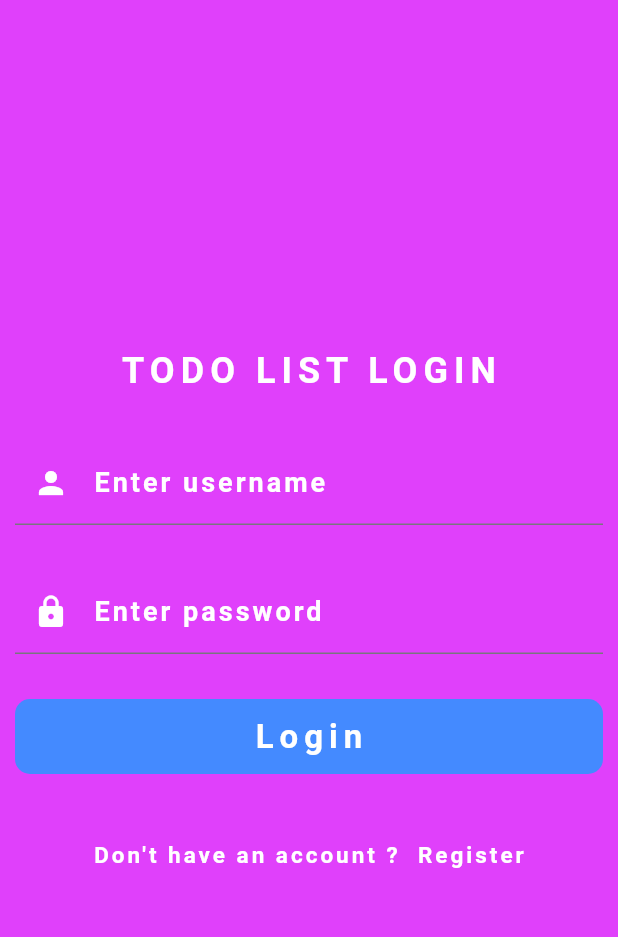
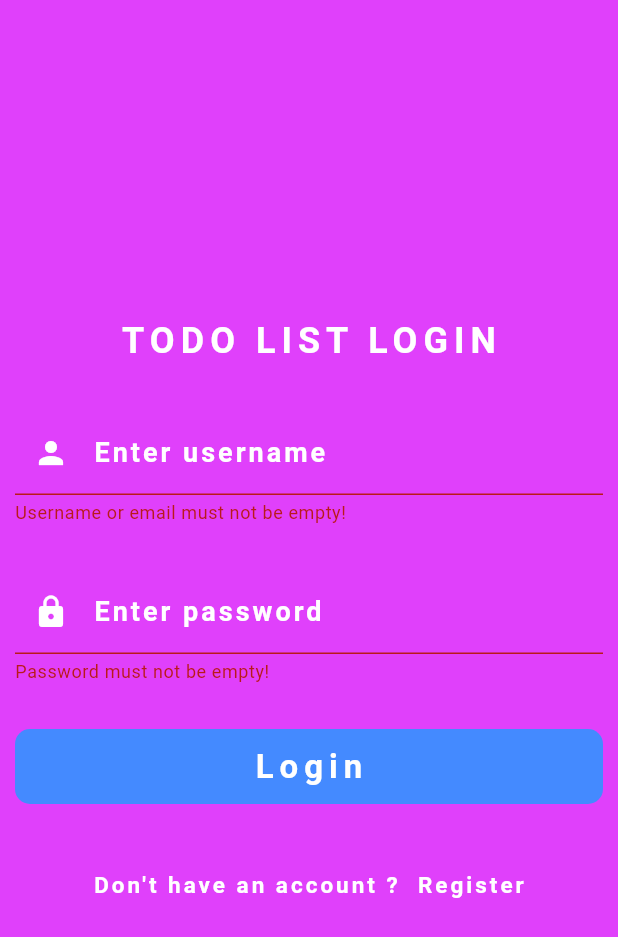
Before and after one commit to tajutechgh/todo_app, a Flutter app: the screen it shows after launch, after a tap on "Login", on a phone screen of 412 x 824 dp. Shown: the top 937 px of the screen. Run offline on Flutter 3.47's test engine with Material 3 defaults, Android fonts, the phone set to English and light mode, and no system bars; our stand-ins replace get, shared_preferences.

Commit message:
added login and logout functionalities

```diff
--- a/lib/main.dart
+++ b/lib/main.dart
@@ -1,4 +1,5 @@
 import 'package:flutter/material.dart';
+import 'package:get/get.dart';
 import 'package:todo_app/screens/auth/login_screen.dart';
 import 'package:todo_app/screens/home_screen.dart';
 import 'package:todo_app/services/auth_service.dart';
@@ -20,7 +21,7 @@ class MyApp extends StatelessWidget {
 
   @override
   Widget build(BuildContext context) {
-    return MaterialApp(
+    return GetMaterialApp(
 
       title: 'Todo List Application',
 
--- a/lib/models/user.dart
+++ b/lib/models/user.dart
@@ -1,15 +1,20 @@
 class User{
 
-  final String name;
-  final String username;
-  final String email;
-  final String password;
+  String? name;
+  String? username;
+  String? email;
+  String? password;
 
-  User({
+  User.register({
     required this.name,
     required this.username,
     required this.email,
     required this.password
+  });
+
+  User.login({
+    required this.username,
+    required this.password,
   });
 
   Map<String, dynamic> toLoginJson() {
--- a/lib/screens/auth/login_screen.dart
+++ b/lib/screens/auth/login_screen.dart
@@ -1,5 +1,10 @@
 import 'package:flutter/material.dart';
+import 'package:get/get.dart';
 import 'package:todo_app/screens/auth/register_screen.dart';
+import 'package:todo_app/services/auth_service.dart';
+
+import '../../models/user.dart';
+import '../home_screen.dart';
 
 class LoginScreen extends StatefulWidget {
   const LoginScreen({super.key});
@@ -11,9 +16,60 @@ class LoginScreen extends StatefulWidget {
 class _LoginScreenState extends State<LoginScreen> {
 
   final GlobalKey<FormState> _formKey = GlobalKey<FormState>();
-
+  bool _isLoading = false;
   late String username;
   late String password;
+
+ void loginUser() async{
+    if(_formKey.currentState!.validate()){
+
+      setState(() {
+        _isLoading = true;
+      });
+
+      final user = User.login(
+        username: username,
+        password: password,
+      );
+
+      bool results = await AuthService.login(user);
+
+      setState(() {
+        _isLoading = false;
+      });
+
+      if(results = true){
+
+        setState(() {
+          _isLoading = false;
+        });
+
+        Get.to(HomeScreen());
+
+        Get.snackbar(
+          "Login Success",
+          "You have successfully login to your account!",
+          backgroundColor: Colors.pink,
+          colorText: Colors.white,
+          margin: EdgeInsets.all(15),
+          icon: Icon(Icons.message, color: Colors.white,),
+        );
+
+      }else{
+
+        Get.snackbar(
+          "Error Occurred",
+          results.toString(),
+          backgroundColor: Colors.red,
+          colorText: Colors.white,
+          snackPosition: SnackPosition.BOTTOM,
+          margin: EdgeInsets.all(15),
+          icon: Icon(Icons.message, color: Colors.white,),
+        );
+
+      }
+    }
+  }
 
   @override
   Widget build(BuildContext context) {
@@ -43,11 +99,8 @@ class _LoginScreenState extends State<LoginScreen> {
                      },
                     validator: (value){
                        if(value!.isEmpty) {
-
                          return "Username or email must not be empty!" ;
-
                        } else{
-
                          return null;
                        }
                     },
@@ -75,11 +128,8 @@ class _LoginScreenState extends State<LoginScreen> {
                     },
                     validator: (value){
                       if(value!.isEmpty) {
-
                         return "Password must not be empty!" ;
-
                       } else{
-
                         return null;
                       }
                     },
@@ -103,7 +153,7 @@ class _LoginScreenState extends State<LoginScreen> {
                   SizedBox(height: 30,),
                   InkWell(
                     onTap: (){
-
+                       loginUser();
                     },
                     child: Container(
                       height: 50,
--- a/lib/screens/home_screen.dart
+++ b/lib/screens/home_screen.dart
@@ -52,8 +52,8 @@ class _HomeScreenState extends State<HomeScreen> with TickerProviderStateMixin {
               letterSpacing: 2,
           ),
           tabs: [
-            Tab(icon: Icon(Icons.cancel_outlined, color: Colors.red,), text: "Pending",),
-            Tab(icon: Icon(Icons.check_circle_outline, color: Colors.green,), text: "Completed",),
+            Tab(icon: Icon(Icons.list, color: Colors.redAccent, fontWeight: FontWeight.bold, size: 30,), text: "Pending",),
+            Tab(icon: Icon(Icons.list, color: Colors.green, fontWeight: FontWeight.bold, size: 30,), text: "Completed",),
           ],
         ),
         backgroundColor: Colors.purpleAccent,
--- a/pubspec.yaml
+++ b/pubspec.yaml
@@ -31,7 +31,7 @@ dependencies:
   flutter:
     sdk: flutter
   http: ^1.5.0
-
+  get: ^4.7.2
   # The following adds the Cupertino Icons font to your application.
   # Use with the CupertinoIcons class for iOS style icons.
   cupertino_icons: ^1.0.8
```
Also changed, not shown: lib/screens/auth/register_screen.dart (+0 -12 lines), lib/screens/widgets/cascading_menu_widget.dart (+11 -9 lines), pubspec.lock.
